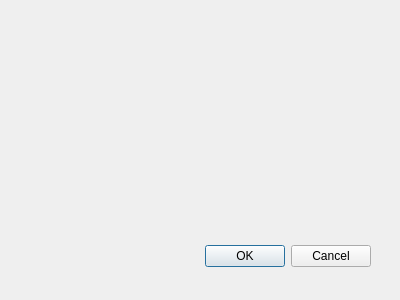
Old version of the form assets/ui/analysisclustering.ui in the repository jfnavarro/st_viewer.
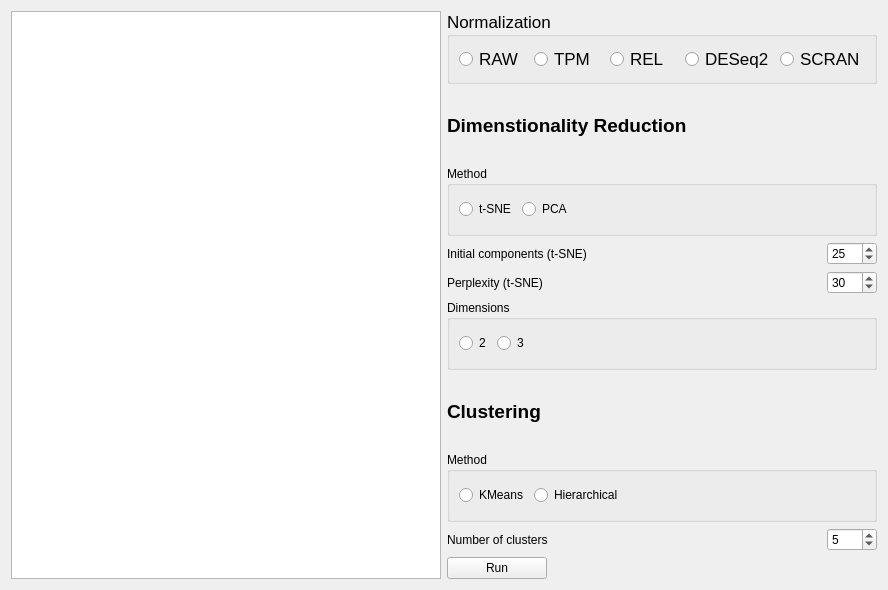
New version of the form. Custom widgets are drawn as their Qt base class.

Commit message: Correlation and QC working, implementing clustering now

Diff of the .ui file:
```diff
--- a/assets/ui/analysisclustering.ui
+++ b/assets/ui/analysisclustering.ui
@@ -6,30 +6,448 @@
    <rect>
     <x>0</x>
     <y>0</y>
-    <width>400</width>
-    <height>300</height>
+    <width>888</width>
+    <height>590</height>
    </rect>
   </property>
   <property name="windowTitle">
    <string>Dialog</string>
   </property>
-  <widget class="QDialogButtonBox" name="buttonBox">
-   <property name="geometry">
-    <rect>
-     <x>30</x>
-     <y>240</y>
-     <width>341</width>
-     <height>32</height>
-    </rect>
-   </property>
-   <property name="orientation">
-    <enum>Qt::Horizontal</enum>
-   </property>
-   <property name="standardButtons">
-    <set>QDialogButtonBox::Cancel|QDialogButtonBox::Ok</set>
-   </property>
-  </widget>
+  <layout class="QHBoxLayout" name="horizontalLayout_8">
+   <item>
+    <widget class="QtCharts::QChartView" name="plot"/>
+   </item>
+   <item>
+    <layout class="QVBoxLayout" name="verticalLayout">
+     <property name="sizeConstraint">
+      <enum>QLayout::SetMinimumSize</enum>
+     </property>
+     <item>
+      <widget class="QGroupBox" name="groupBoxNormalization">
+       <property name="font">
+        <font>
+         <pointsize>13</pointsize>
+        </font>
+       </property>
+       <property name="cursor">
+        <cursorShape>PointingHandCursor</cursorShape>
+       </property>
+       <property name="toolTip">
+        <string>Different normalization methods for the counts</string>
+       </property>
+       <property name="statusTip">
+        <string>Normalization methods</string>
+       </property>
+       <property name="whatsThis">
+        <string>Different normalization methods for the counts</string>
+       </property>
+       <property name="title">
+        <string>Normalization</string>
+       </property>
+       <property name="flat">
+        <bool>true</bool>
+       </property>
+       <property name="checkable">
+        <bool>false</bool>
+       </property>
+       <layout class="QHBoxLayout" name="horizontalLayout">
+        <item>
+         <widget class="QRadioButton" name="normalization_raw">
+          <property name="text">
+           <string>RAW</string>
+          </property>
+         </widget>
+        </item>
+        <item>
+         <widget class="QRadioButton" name="normalization_tpm">
+          <property name="text">
+           <string>TPM</string>
+          </property>
+         </widget>
+        </item>
+        <item>
+         <widget class="QRadioButton" name="normalization_rel">
+          <property name="text">
+           <string>REL</string>
+          </property>
+         </widget>
+        </item>
+        <item>
+         <widget class="QRadioButton" name="normalization_deseq">
+          <property name="text">
+           <string>DESeq2</string>
+          </property>
+         </widget>
+        </item>
+        <item>
+         <widget class="QRadioButton" name="normalization_scran">
+          <property name="text">
+           <string>SCRAN</string>
+          </property>
+         </widget>
+        </item>
+       </layout>
+      </widget>
+     </item>
+     <item>
+      <widget class="QLabel" name="label">
+       <property name="font">
+        <font>
+         <pointsize>14</pointsize>
+         <weight>75</weight>
+         <bold>true</bold>
+        </font>
+       </property>
+       <property name="text">
+        <string>Dimenstionality Reduction</string>
+       </property>
+      </widget>
+     </item>
+     <item>
+      <widget class="QGroupBox" name="groupBox_2">
+       <property name="title">
+        <string>Method</string>
+       </property>
+       <property name="flat">
+        <bool>true</bool>
+       </property>
+       <layout class="QHBoxLayout" name="horizontalLayout_2">
+        <item>
+         <widget class="QRadioButton" name="tSNE">
+          <property name="cursor">
+           <cursorShape>PointingHandCursor</cursorShape>
+          </property>
+          <property name="toolTip">
+           <string>Dimenstionality by t-SNE (non-linear)</string>
+          </property>
+          <property name="statusTip">
+           <string>Dimenstionality by t-SNE (non-linear)</string>
+          </property>
+          <property name="text">
+           <string>t-SNE</string>
+          </property>
+         </widget>
+        </item>
+        <item>
+         <widget class="QRadioButton" name="PCA">
+          <property name="cursor">
+           <cursorShape>PointingHandCursor</cursorShape>
+          </property>
+          <property name="toolTip">
+           <string>Dimenstionality by PCA (linear)</string>
+          </property>
+          <property name="statusTip">
+           <string>Dimenstionality by PCA (linear)</string>
+          </property>
+          <property name="text">
+           <string>PCA</string>
+          </property>
+         </widget>
+        </item>
+        <item>
+         <spacer name="horizontalSpacer_3">
+          <property name="orientation">
+           <enum>Qt::Horizontal</enum>
+          </property>
+          <property name="sizeHint" stdset="0">
+           <size>
+            <width>40</width>
+            <height>20</height>
+           </size>
+          </property>
+         </spacer>
+        </item>
+       </layout>
+      </widget>
+     </item>
+     <item>
+      <layout class="QHBoxLayout" name="horizontalLayout_5">
+       <item>
+        <widget class="QLabel" name="label_2">
+         <property name="text">
+          <string>Initial components (t-SNE)</string>
+         </property>
+        </widget>
+       </item>
+       <item>
+        <widget class="QSpinBox" name="initial_pc">
+         <property name="minimumSize">
+          <size>
+           <width>50</width>
+           <height>0</height>
+          </size>
+         </property>
+         <property name="maximumSize">
+          <size>
+           <width>50</width>
+           <height>16777215</height>
+          </size>
+         </property>
+         <property name="toolTip">
+          <string>The number if initial components to use in t-SNE</string>
+         </property>
+         <property name="statusTip">
+          <string>The number if initial components to use in t-SNE</string>
+         </property>
+         <property name="minimum">
+          <number>5</number>
+         </property>
+         <property name="value">
+          <number>25</number>
+         </property>
+        </widget>
+       </item>
+      </layout>
+     </item>
+     <item>
+      <layout class="QHBoxLayout" name="horizontalLayout_6">
+       <item>
+        <widget class="QLabel" name="label_3">
+         <property name="text">
+          <string>Perplexity (t-SNE)</string>
+         </property>
+        </widget>
+       </item>
+       <item>
+        <widget class="QSpinBox" name="perplexity">
+         <property name="minimumSize">
+          <size>
+           <width>50</width>
+           <height>0</height>
+          </size>
+         </property>
+         <property name="maximumSize">
+          <size>
+           <width>50</width>
+           <height>16777215</height>
+          </size>
+         </property>
+         <property name="toolTip">
+          <string>The t-SNE perplexity value</string>
+         </property>
+         <property name="statusTip">
+          <string>The t-SNE perplexity value</string>
+         </property>
+         <property name="minimum">
+          <number>10</number>
+         </property>
+         <property name="value">
+          <number>30</number>
+         </property>
+        </widget>
+       </item>
+      </layout>
+     </item>
+     <item>
+      <widget class="QGroupBox" name="groupBox_3">
+       <property name="title">
+        <string>Dimensions</string>
+       </property>
+       <property name="flat">
+        <bool>true</bool>
+       </property>
+       <layout class="QHBoxLayout" name="horizontalLayout_3">
+        <item>
+         <widget class="QRadioButton" name="dimenstions_2">
+          <property name="cursor">
+           <cursorShape>BlankCursor</cursorShape>
+          </property>
+          <property name="toolTip">
+           <string>Reduce to 2 main pricincipal components</string>
+          </property>
+          <property name="statusTip">
+           <string>Reduce to 2 main pricincipal components</string>
+          </property>
+          <property name="text">
+           <string>2</string>
+          </property>
+         </widget>
+        </item>
+        <item>
+         <widget class="QRadioButton" name="dimensions_3">
+          <property name="cursor">
+           <cursorShape>SplitHCursor</cursorShape>
+          </property>
+          <property name="toolTip">
+           <string>Reduce to 3 main pricincipal components</string>
+          </property>
+          <property name="statusTip">
+           <string>Reduce to 3 main pricincipal components</string>
+          </property>
+          <property name="text">
+           <string>3</string>
+          </property>
+         </widget>
+        </item>
+        <item>
+         <spacer name="horizontalSpacer_2">
+          <property name="orientation">
+           <enum>Qt::Horizontal</enum>
+          </property>
+          <property name="sizeHint" stdset="0">
+           <size>
+            <width>40</width>
+            <height>20</height>
+           </size>
+          </property>
+         </spacer>
+        </item>
+       </layout>
+      </widget>
+     </item>
+     <item>
+      <widget class="QLabel" name="label_6">
+       <property name="font">
+        <font>
+         <pointsize>14</pointsize>
+         <weight>75</weight>
+         <bold>true</bold>
+        </font>
+       </property>
+       <property name="text">
+        <string>Clustering</string>
+       </property>
+      </widget>
+     </item>
+     <item>
+      <widget class="QGroupBox" name="groupBox">
+       <property name="title">
+        <string>Method</string>
+       </property>
+       <property name="flat">
+        <bool>true</bool>
+       </property>
+       <layout class="QHBoxLayout" name="horizontalLayout_4">
+        <item>
+         <widget class="QRadioButton" name="kmeans">
+          <property name="toolTip">
+           <string>KMeans clustering (centroids)</string>
+          </property>
+          <property name="statusTip">
+           <string>KMeans clustering (centroids)</string>
+          </property>
+          <property name="text">
+           <string>KMeans</string>
+          </property>
+         </widget>
+        </item>
+        <item>
+         <widget class="QRadioButton" name="hiearchical">
+          <property name="toolTip">
+           <string>Hierarchical clustering (Ward linkage)</string>
+          </property>
+          <property name="statusTip">
+           <string>Hierarchical clustering (Ward linkage)</string>
+          </property>
+          <property name="layoutDirection">
+           <enum>Qt::LeftToRight</enum>
+          </property>
+          <property name="text">
+           <string>Hierarchical</string>
+          </property>
+         </widget>
+        </item>
+        <item>
+         <spacer name="horizontalSpacer">
+          <property name="orientation">
+           <enum>Qt::Horizontal</enum>
+          </property>
+          <property name="sizeHint" stdset="0">
+           <size>
+            <width>40</width>
+            <height>20</height>
+           </size>
+          </property>
+         </spacer>
+        </item>
+       </layout>
+      </widget>
+     </item>
+     <item>
+      <layout class="QHBoxLayout" name="horizontalLayout_7">
+       <item>
+        <widget class="QLabel" name="label_7">
+         <property name="text">
+          <string>Number of clusters</string>
+         </property>
+        </widget>
+       </item>
+       <item>
+        <widget class="QSpinBox" name="clusters">
+         <property name="minimumSize">
+          <size>
+           <width>50</width>
+           <height>0</height>
+          </size>
+         </property>
+         <property name="maximumSize">
+          <size>
+           <width>50</width>
+           <height>16777215</height>
+          </size>
+         </property>
+         <property name="cursor">
+          <cursorShape>PointingHandCursor</cursorShape>
+         </property>
+         <property name="toolTip">
+          <string>The number of different clusters to make</string>
+         </property>
+         <property name="statusTip">
+          <string>The number of different clusters to make</string>
+         </property>
+         <property name="minimum">
+          <number>2</number>
+         </property>
+         <property name="maximum">
+          <number>10</number>
+         </property>
+         <property name="value">
+          <number>5</number>
+         </property>
+        </widget>
+       </item>
+      </layout>
+     </item>
+     <item>
+      <widget class="QPushButton" name="runClustering">
+       <property name="minimumSize">
+        <size>
+         <width>100</width>
+         <height>0</height>
+        </size>
+       </property>
+       <property name="maximumSize">
+        <size>
+         <width>100</width>
+         <height>16777215</height>
+        </size>
+       </property>
+       <property name="cursor">
+        <cursorShape>PointingHandCursor</cursorShape>
+       </property>
+       <property name="layoutDirection">
+        <enum>Qt::LeftToRight</enum>
+       </property>
+       <property name="text">
+        <string>Run</string>
+       </property>
+       <property name="flat">
+        <bool>false</bool>
+       </property>
+      </widget>
+     </item>
+    </layout>
+   </item>
+  </layout>
  </widget>
+ <customwidgets>
+  <customwidget>
+   <class>QtCharts::QChartView</class>
+   <extends>QGraphicsView</extends>
+   <header location="global">QtCharts/QChartView&gt;
+#include &lt;QtCharts/chartsnamespace.h</header>
+  </customwidget>
+ </customwidgets>
  <resources/>
  <connections>
   <connection>
```
Left out of the diff: 37 changed lines with no effect on the pictures. The commit also changes 29 other files.
